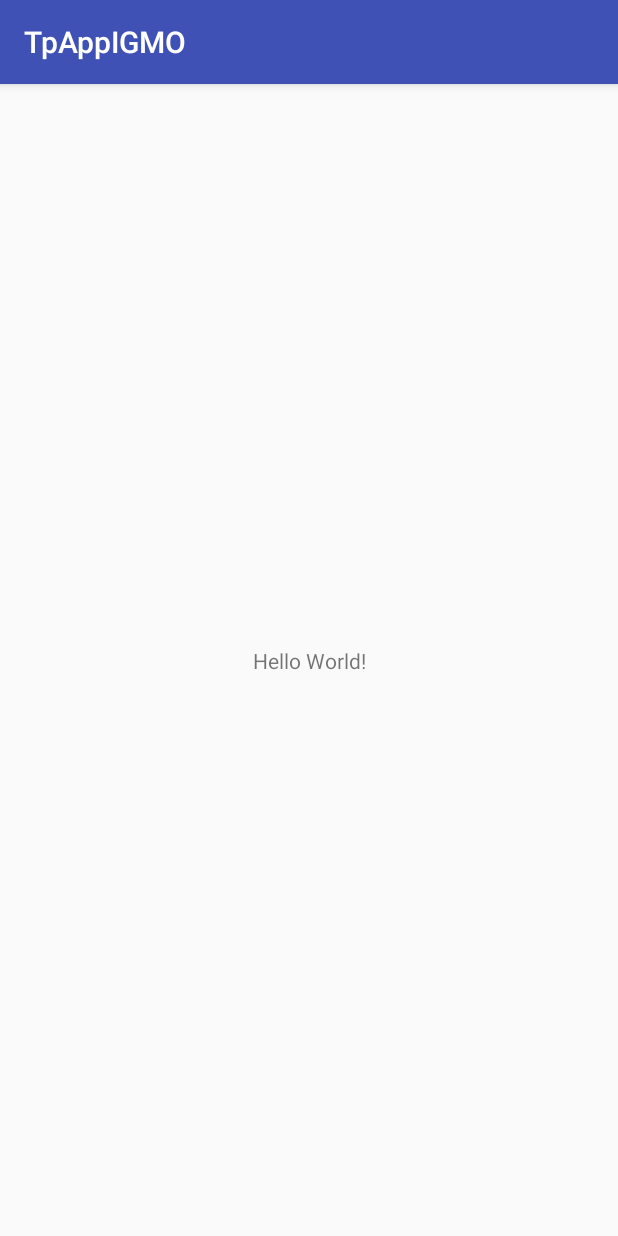
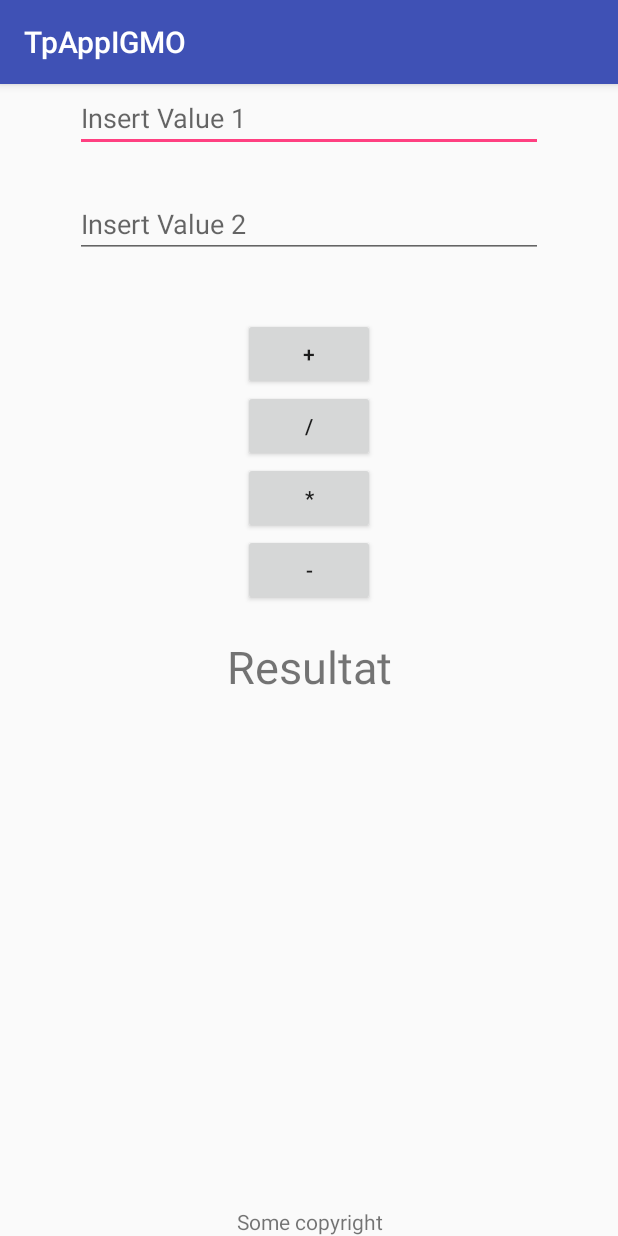
Before and after one commit to oussamabonnor1/TPAndroid, an Android app: the screen it shows after launch (MainActivity before the commit, CalculatorActivity after it), on a phone screen of 412 x 824 dp. Run offline under Robolectric (Android 15) with nearby library versions, the phone set to English and light mode, and no system bars.

Commit message:
creating activity calculator (TP stuff)

```diff
--- a/app/src/main/AndroidManifest.xml
+++ b/app/src/main/AndroidManifest.xml
@@ -10,6 +10,9 @@
         android:supportsRtl="true"
         android:theme="@style/AppTheme">
         <activity android:name=".MainActivity">
+
+        </activity>
+        <activity android:name=".CalculatorActivity">
             <intent-filter>
                 <action android:name="android.intent.action.MAIN" />
 
--- /dev/null
+++ b/app/src/main/java/com/findtheletter/jetlightstudio/tpappigmo/CalculatorActivity.java
@@ -0,0 +1,56 @@
+package com.findtheletter.jetlightstudio.tpappigmo;
+
+import android.support.v7.app.AppCompatActivity;
+import android.os.Bundle;
+import android.view.View;
+import android.widget.EditText;
+import android.widget.TextView;
+
+public class CalculatorActivity extends AppCompatActivity {
+    EditText textFieldOne, textFieldTwo;
+    TextView resultat;
+
+    @Override
+    protected void onCreate(Bundle savedInstanceState) {
+        super.onCreate(savedInstanceState);
+        setContentView(R.layout.activity_calculator);
+        textFieldOne = (EditText) findViewById(R.id.textFieldOne);
+        textFieldTwo = (EditText) findViewById(R.id.textFieldTwo);
+        resultat = (TextView) findViewById(R.id.resultat);
+    }
+
+
+    public void Calculate(View view) {
+
+        try {
+            int  v1 = Integer.valueOf(textFieldOne.getText().toString());
+            int v2 = Integer.valueOf(textFieldTwo.getText().toString());
+            int s = 0;
+            switch (view.getId()) {
+                case R.id.plus:
+                    s = v1 + v2;
+                    break;
+                case R.id.minus:
+                    s = v1 - v2;
+                    break;
+                case R.id.mult:
+                    s = v1 * v2;
+                    break;
+                case R.id.div:
+                    if (v2 != 0) {
+                        s = v1 / v2;
+                    } else {
+                        resultat.setText("Division par zero!!");
+                    }
+                    break;
+            }
+
+            resultat.setText("Resultat\n" + s);
+
+        } catch (Exception e) {
+            if (textFieldOne.getText().toString().isEmpty() || textFieldTwo.getText().toString().isEmpty()) {
+                resultat.setText("Veillez remplir tout les champs");
+            } else resultat.setText("Entrer des chiffres seulement!");
+        }
+    }
+}
--- a/app/src/main/java/com/findtheletter/jetlightstudio/tpappigmo/MainActivity.java
+++ b/app/src/main/java/com/findtheletter/jetlightstudio/tpappigmo/MainActivity.java
@@ -1,6 +1,5 @@
 package com.findtheletter.jetlightstudio.tpappigmo;
 
-import android.os.PersistableBundle;
 import android.support.v7.app.AppCompatActivity;
 import android.os.Bundle;
 import android.util.Log;
@@ -10,7 +9,7 @@ public class MainActivity extends AppCompatActivity {
     @Override
     protected void onCreate(Bundle savedInstanceState) {
         super.onCreate(savedInstanceState);
-        setContentView(R.layout.activity_main);
+        setContentView(R.layout.relative);
         Log.i("info","You created the app!");
     }
 
--- /dev/null
+++ b/app/src/main/res/layout/activity_calculator.xml
@@ -0,0 +1,81 @@
+<?xml version="1.0" encoding="utf-8"?>
+<RelativeLayout xmlns:android="http://schemas.android.com/apk/res/android"
+    xmlns:app="http://schemas.android.com/apk/res-auto"
+    xmlns:tools="http://schemas.android.com/tools"
+    android:layout_width="match_parent"
+    android:layout_height="match_parent"
+    tools:context="com.findtheletter.jetlightstudio.tpappigmo.CalculatorActivity">
+
+    <EditText
+        android:id="@+id/textFieldOne"
+        android:layout_width="match_parent"
+        android:layout_height="wrap_content"
+        android:layout_marginEnd="50dp"
+        android:layout_marginStart="50dp"
+        android:hint="Insert Value 1" />
+
+    <EditText
+        android:id="@+id/textFieldTwo"
+        android:layout_width="match_parent"
+        android:layout_height="wrap_content"
+        android:layout_below="@+id/textFieldOne"
+        android:layout_marginEnd="50dp"
+        android:layout_marginStart="50dp"
+        android:layout_marginTop="25dp"
+        android:hint="Insert Value 2" />
+
+    <Button
+        android:id="@+id/plus"
+        android:layout_width="wrap_content"
+        android:layout_height="wrap_content"
+        android:layout_below="@+id/textFieldTwo"
+        android:layout_centerHorizontal="true"
+        android:layout_marginTop="40dp"
+        android:onClick="Calculate"
+        android:text="+" />
+
+    <Button
+        android:id="@+id/div"
+        android:layout_width="wrap_content"
+        android:layout_height="wrap_content"
+        android:layout_below="@+id/plus"
+        android:layout_centerHorizontal="true"
+        android:onClick="Calculate"
+        android:text="/" />
+
+    <Button
+        android:id="@+id/mult"
+        android:layout_width="wrap_content"
+        android:layout_height="wrap_content"
+        android:layout_below="@+id/div"
+        android:layout_centerHorizontal="true"
+        android:onClick="Calculate"
+        android:text="*" />
+
+    <Button
+        android:id="@+id/minus"
+        android:layout_width="wrap_content"
+        android:layout_height="wrap_content"
+        android:layout_below="@+id/mult"
+        android:layout_centerHorizontal="true"
+        android:onClick="Calculate"
+        android:text="-" />
+
+    <TextView
+        android:id="@+id/resultat"
+        android:layout_width="match_parent"
+        android:layout_height="wrap_content"
+        android:layout_below="@+id/minus"
+        android:layout_marginTop="20dp"
+        android:gravity="center"
+        android:text="Resultat"
+        android:textSize="30sp" />
+
+    <TextView
+        android:layout_width="match_parent"
+        android:layout_height="wrap_content"
+        android:layout_alignParentBottom="true"
+        android:layout_marginTop="20dp"
+        android:gravity="center"
+        android:text="Some copyright" />
+</RelativeLayout>
--- a/app/src/main/res/layout/activity_main.xml
+++ b/app/src/main/res/layout/activity_main.xml
@@ -1,18 +1,10 @@
 <?xml version="1.0" encoding="utf-8"?>
-<android.support.constraint.ConstraintLayout xmlns:android="http://schemas.android.com/apk/res/android"
+<RelativeLayout xmlns:android="http://schemas.android.com/apk/res/android"
     xmlns:app="http://schemas.android.com/apk/res-auto"
     xmlns:tools="http://schemas.android.com/tools"
     android:layout_width="match_parent"
     android:layout_height="match_parent"
-    tools:context="com.findtheletter.jetlightstudio.tpappigmo.MainActivity">
+    tools:context="com.findtheletter.jetlightstudio.tpappigmo.MainActivity"
+    >
 
-    <TextView
-        android:layout_width="wrap_content"
-        android:layout_height="wrap_content"
-        android:text="Hello World!"
-        app:layout_constraintBottom_toBottomOf="parent"
-        app:layout_constraintLeft_toLeftOf="parent"
-        app:layout_constraintRight_toRightOf="parent"
-        app:layout_constraintTop_toTopOf="parent" />
-
-</android.support.constraint.ConstraintLayout>
+</RelativeLayout>
```
Also changed, not shown: app/src/main/res/layout/relative.xml (added, +32 -0 lines).
